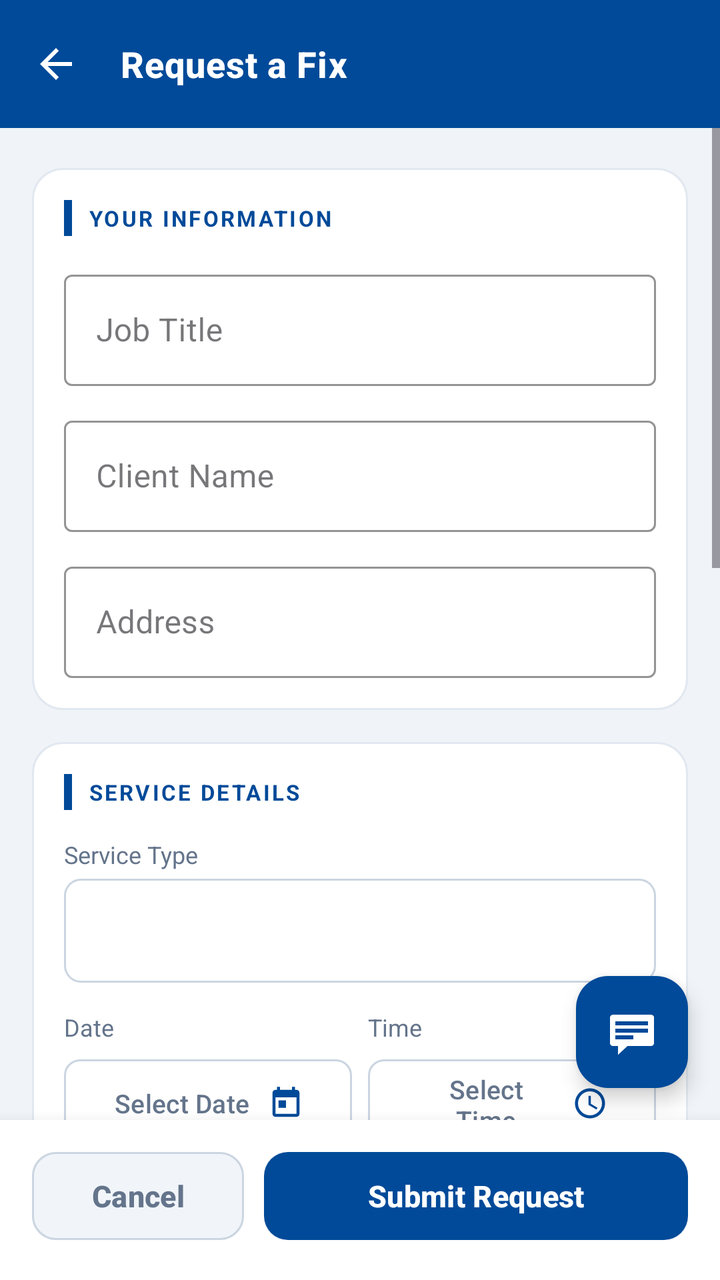
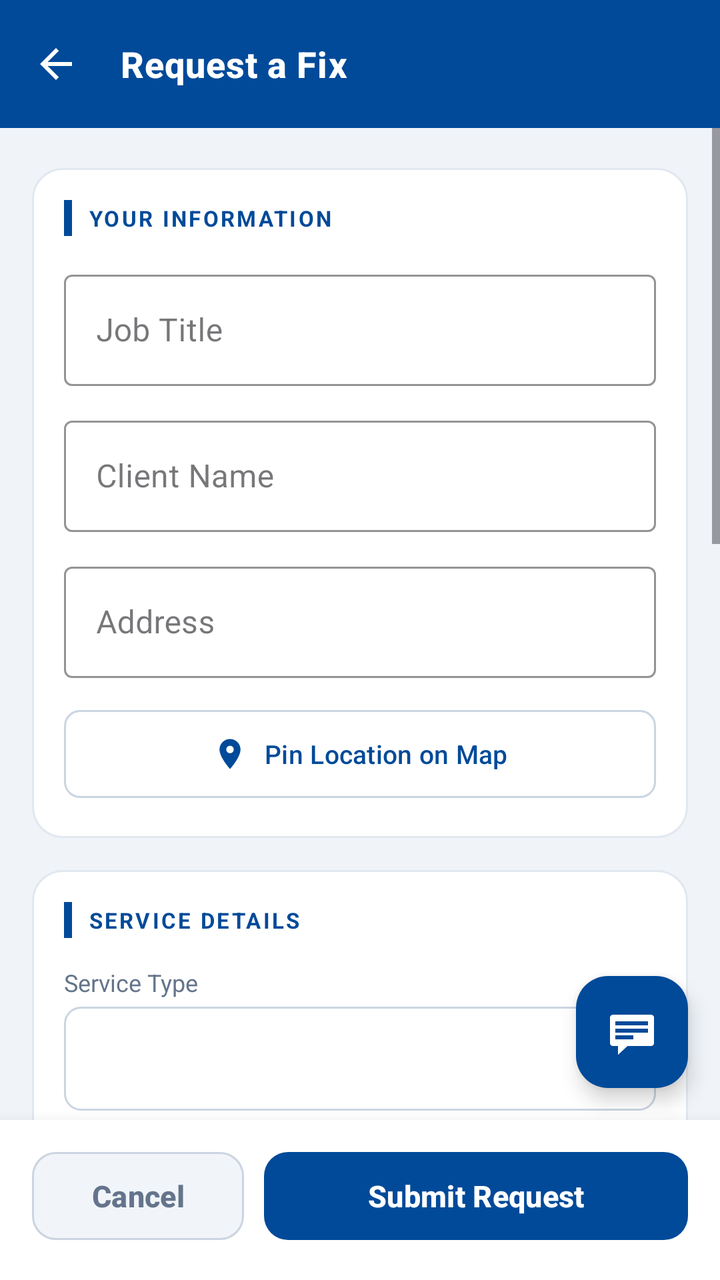

An Android layout rendered at two revisions. The XML below is the earlier revision; the diff shows what the commit changed to produce the second picture.
<!-- AndroidManifest.xml: application theme Theme.Newtacks -->
<!-- res/layout/activity_create_job.xml -->
<?xml version="1.0" encoding="utf-8"?>
<LinearLayout
    xmlns:android="http://schemas.android.com/apk/res/android"
    xmlns:app="http://schemas.android.com/apk/res-auto"
    android:layout_width="match_parent"
    android:layout_height="match_parent"
    android:orientation="vertical"
    android:background="#F0F4F8">

    
    <androidx.appcompat.widget.Toolbar
        android:id="@+id/toolbar"
        android:layout_width="match_parent"
        android:layout_height="?attr/actionBarSize"
        android:background="#004A99"
        android:elevation="4dp"
        app:title="Request a Fix"
        app:titleTextColor="#FFFFFF"
        app:titleTextAppearance="@style/ToolbarTitleStyle"
        app:navigationIcon="@drawable/ic_back"
        app:navigationContentDescription="Back" />

    
    <androidx.coordinatorlayout.widget.CoordinatorLayout
        android:layout_width="match_parent"
        android:layout_height="0dp"
        android:layout_weight="1">

        <ScrollView
            android:layout_width="match_parent"
            android:layout_height="match_parent"
            android:fillViewport="true">

            <LinearLayout
                android:layout_width="match_parent"
                android:layout_height="wrap_content"
                android:orientation="vertical"
                android:paddingStart="16dp"
                android:paddingEnd="16dp"
                android:paddingTop="20dp"
                android:paddingBottom="20dp">

            
            <LinearLayout
                android:layout_width="match_parent"
                android:layout_height="wrap_content"
                android:orientation="vertical"
                android:background="@drawable/bg_card"
                android:padding="16dp"
                android:layout_marginBottom="16dp">

                <LinearLayout
                    android:layout_width="match_parent"
                    android:layout_height="wrap_content"
                    android:orientation="horizontal"
                    android:gravity="center_vertical"
                    android:layout_marginBottom="14dp">

                    <View
                        android:layout_width="4dp"
                        android:layout_height="18dp"
                        android:background="#004A99"
                        android:layout_marginEnd="8dp" />

                    <TextView
                        android:layout_width="wrap_content"
                        android:layout_height="wrap_content"
                        android:text="@string/your_information"
                        android:textColor="#004A99"
                        android:textSize="11sp"
                        android:textStyle="bold"
                        android:letterSpacing="0.1" />
                </LinearLayout>

                <com.google.android.material.textfield.TextInputLayout
                    android:layout_width="match_parent"
                    android:layout_height="wrap_content"
                    android:hint="@string/job_title"
                    style="@style/Widget.MaterialComponents.TextInputLayout.OutlinedBox"
                    app:boxStrokeColor="#004A99"
                    app:hintTextColor="#004A99"
                    android:layout_marginBottom="12dp">
                    <com.google.android.material.textfield.TextInputEditText
                        android:id="@+id/etJobTitle"
                        android:layout_width="match_parent"
                        android:layout_height="wrap_content"
                        android:textColor="#1E293B" />
                </com.google.android.material.textfield.TextInputLayout>

                <com.google.android.material.textfield.TextInputLayout
                    android:layout_width="match_parent"
                    android:layout_height="wrap_content"
                    android:hint="@string/client_name"
                    style="@style/Widget.MaterialComponents.TextInputLayout.OutlinedBox"
                    app:boxStrokeColor="#004A99"
                    app:hintTextColor="#004A99"
                    android:layout_marginBottom="12dp">
                    <com.google.android.material.textfield.TextInputEditText
                        android:id="@+id/etClientName"
                        android:layout_width="match_parent"
                        android:layout_height="wrap_content"
                        android:textColor="#1E293B" />
                </com.google.android.material.textfield.TextInputLayout>

                <com.google.android.material.textfield.TextInputLayout
                    android:layout_width="match_parent"
                    android:layout_height="wrap_content"
                    android:hint="@string/address"
                    style="@style/Widget.MaterialComponents.TextInputLayout.OutlinedBox"
                    app:boxStrokeColor="#004A99"
                    app:hintTextColor="#004A99">
                    <com.google.android.material.textfield.TextInputEditText
                        android:id="@+id/etClientAddress"
                        android:layout_width="match_parent"
                        android:layout_height="wrap_content"
                        android:textColor="#1E293B" />
                </com.google.android.material.textfield.TextInputLayout>

            </LinearLayout>

            
            <LinearLayout
                android:layout_width="match_parent"
                android:layout_height="wrap_content"
                android:orientation="vertical"
                android:background="@drawable/bg_card"
                android:padding="16dp"
                android:layout_marginBottom="16dp">

                <LinearLayout
                    android:layout_width="match_parent"
                    android:layout_height="wrap_content"
                    android:orientation="horizontal"
                    android:gravity="center_vertical"
                    android:layout_marginBottom="14dp">

                    <View
                        android:layout_width="4dp"
                        android:layout_height="18dp"
                        android:background="#004A99"
                        android:layout_marginEnd="8dp" />

                    <TextView
                        android:layout_width="wrap_content"
                        android:layout_height="wrap_content"
                        android:text="@string/service_details"
                        android:textColor="#004A99"
                        android:textSize="11sp"
                        android:textStyle="bold"
                        android:letterSpacing="0.1" />
                </LinearLayout>

                <TextView
                    android:layout_width="wrap_content"
                    android:layout_height="wrap_content"
                    android:text="@string/service_type"
                    android:textColor="#64748B"
                    android:textSize="12sp"
                    android:layout_marginBottom="4dp" />

                <Spinner
                    android:id="@+id/spinnerServiceType"
                    android:layout_width="match_parent"
                    android:layout_height="52dp"
                    android:background="@drawable/bg_spinner_improved"
                    android:paddingStart="14dp"
                    android:paddingEnd="14dp"
                    android:layout_marginBottom="14dp" />

                
                <LinearLayout
                    android:layout_width="match_parent"
                    android:layout_height="wrap_content"
                    android:orientation="horizontal"
                    android:baselineAligned="false"
                    android:layout_marginBottom="14dp">

                    <LinearLayout
                        android:layout_width="0dp"
                        android:layout_height="wrap_content"
                        android:layout_weight="1"
                        android:orientation="vertical"
                        android:layout_marginEnd="8dp">

                        <TextView
                            android:layout_width="wrap_content"
                            android:layout_height="wrap_content"
                            android:text="@string/date"
                            android:textColor="#64748B"
                            android:textSize="12sp"
                            android:layout_marginBottom="4dp" />

                        <com.google.android.material.button.MaterialButton
                            android:id="@+id/btnSelectDate"
                            android:layout_width="match_parent"
                            android:layout_height="52dp"
                            android:text="@string/select_date"
                            android:textColor="#64748B"
                            android:textSize="13sp"
                            app:backgroundTint="#FFFFFF"
                            app:strokeColor="#CBD5E1"
                            app:strokeWidth="1dp"
                            app:cornerRadius="8dp"
                            app:icon="@drawable/ic_calendar"
                            app:iconTint="#004A99"
                            app:iconGravity="end" />
                    </LinearLayout>

                    <LinearLayout
                        android:layout_width="0dp"
                        android:layout_height="wrap_content"
                        android:layout_weight="1"
                        android:orientation="vertical">

                        <TextView
                            android:layout_width="wrap_content"
                            android:layout_height="wrap_content"
                            android:text="@string/time"
                            android:textColor="#64748B"
                            android:textSize="12sp"
                            android:layout_marginBottom="4dp" />

                        <com.google.android.material.button.MaterialButton
                            android:id="@+id/btnSelectTime"
                            android:layout_width="match_parent"
                            android:layout_height="52dp"
                            android:text="@string/select_time"
                            android:textColor="#64748B"
                            android:textSize="13sp"
                            app:backgroundTint="#FFFFFF"
                            app:strokeColor="#CBD5E1"
                            app:strokeWidth="1dp"
                            app:cornerRadius="8dp"
                            app:icon="@drawable/ic_time"
                            app:iconTint="#004A99"
                            app:iconGravity="end" />
                    </LinearLayout>
                </LinearLayout>

                <com.google.android.material.textfield.TextInputLayout
                    android:layout_width="match_parent"
                    android:layout_height="wrap_content"
                    android:hint="@string/estimated_duration"
                    style="@style/Widget.MaterialComponents.TextInputLayout.OutlinedBox"
                    app:boxStrokeColor="#004A99"
                    app:hintTextColor="#004A99">
                    <com.google.android.material.textfield.TextInputEditText
                        android:id="@+id/etDuration"
                        android:layout_width="match_parent"
                        android:layout_height="wrap_content"
                        android:inputType="numberDecimal"
                        android:textColor="#1E293B" />
                </com.google.android.material.textfield.TextInputLayout>

            </LinearLayout>

            
            <LinearLayout
                android:layout_width="match_parent"
                android:layout_height="wrap_content"
                android:orientation="vertical"
                android:background="@drawable/bg_card"
                android:padding="16dp"
                android:layout_marginBottom="16dp">

                <LinearLayout
                    android:layout_width="match_parent"
                    android:layout_height="wrap_content"
                    android:orientation="horizontal"
                    android:gravity="center_vertical"
                    android:layout_marginBottom="14dp">

                    <View
                        android:layout_width="4dp"
                        android:layout_height="18dp"
                        android:background="#004A99"
                        android:layout_marginEnd="8dp" />

                    <TextView
                        android:layout_width="wrap_content"
                        android:layout_height="wrap_content"
                        android:text="@string/payment"
                        android:textColor="#004A99"
                        android:textSize="11sp"
                        android:textStyle="bold"
                        android:letterSpacing="0.1" />
                </LinearLayout>

                <com.google.android.material.textfield.TextInputLayout
                    android:layout_width="match_parent"
                    android:layout_height="wrap_content"
                    android:hint="@string/offer_amount"
                    style="@style/Widget.MaterialComponents.TextInputLayout.OutlinedBox"
                    app:boxStrokeColor="#004A99"
                    app:hintTextColor="#004A99"
                    app:prefixText="₱ ">
                    <com.google.android.material.textfield.TextInputEditText
                        android:id="@+id/etOfferAmount"
                        android:layout_width="match_parent"
                        android:layout_height="wrap_content"
                        android:inputType="numberDecimal"
                        android:textColor="#1E293B" />
                </com.google.android.material.textfield.TextInputLayout>

            </LinearLayout>

            
            <LinearLayout
                android:layout_width="match_parent"
                android:layout_height="wrap_content"
                android:orientation="vertical"
                android:background="@drawable/bg_card"
                android:padding="16dp"
                android:layout_marginBottom="16dp">

                <LinearLayout
                    android:layout_width="match_parent"
                    android:layout_height="wrap_content"
                    android:orientation="horizontal"
                    android:gravity="center_vertical"
                    android:layout_marginBottom="14dp">

                    <View
                        android:layout_width="4dp"
                        android:layout_height="18dp"
                        android:background="#004A99"
                        android:layout_marginEnd="8dp" />

                    <TextView
                        android:layout_width="wrap_content"
                        android:layout_height="wrap_content"
                        android:text="PHOTOS"
                        android:textColor="#004A99"
                        android:textSize="11sp"
                        android:textStyle="bold"
                        android:letterSpacing="0.1" />
                </LinearLayout>

                <HorizontalScrollView
                    android:layout_width="match_parent"
                    android:layout_height="wrap_content"
                    android:scrollbars="none"
                    android:layout_marginBottom="12dp">
                    <LinearLayout
                        android:id="@+id/layoutImages"
                        android:layout_width="wrap_content"
                        android:layout_height="wrap_content"
                        android:orientation="horizontal">
                        
                    </LinearLayout>
                </HorizontalScrollView>

                <com.google.android.material.button.MaterialButton
                    android:id="@+id/btnAddPhoto"
                    android:layout_width="wrap_content"
                    android:layout_height="wrap_content"
                    android:text="Add Photo"
                    app:icon="@drawable/ic_camera"
                    style="@style/Widget.MaterialComponents.Button.TextButton"
                    android:textColor="#004A99"
                    app:iconTint="#004A99"/>
            </LinearLayout>

            
            <LinearLayout
                android:layout_width="match_parent"
                android:layout_height="wrap_content"
                android:orientation="vertical"
                android:background="@drawable/bg_card"
                android:padding="16dp"
                android:layout_marginBottom="8dp">

                <LinearLayout
                    android:layout_width="match_parent"
                    android:layout_height="wrap_content"
                    android:orientation="horizontal"
                    android:gravity="center_vertical"
                    android:layout_marginBottom="14dp">

                    <View
                        android:layout_width="4dp"
                        android:layout_height="18dp"
                        android:background="#004A99"
                        android:layout_marginEnd="8dp" />

                    <TextView
                        android:layout_width="wrap_content"
                        android:layout_height="wrap_content"
                        android:text="@string/description"
                        android:textColor="#004A99"
                        android:textSize="11sp"
                        android:textStyle="bold"
                        android:letterSpacing="0.1" />
                </LinearLayout>

                <com.google.android.material.textfield.TextInputLayout
                    android:layout_width="match_parent"
                    android:layout_height="wrap_content"
                    android:hint="@string/describe_job"
                    style="@style/Widget.MaterialComponents.TextInputLayout.OutlinedBox"
                    app:boxStrokeColor="#004A99"
                    app:hintTextColor="#004A99">
                    <com.google.android.material.textfield.TextInputEditText
                        android:id="@+id/etDescription"
                        android:layout_width="match_parent"
                        android:layout_height="120dp"
                        android:gravity="top|start"
                        android:inputType="textMultiLine"
                        android:textColor="#1E293B" />
                </com.google.android.material.textfield.TextInputLayout>

            </LinearLayout>

        </LinearLayout>
    </ScrollView>

    <com.google.android.material.floatingactionbutton.FloatingActionButton
        android:id="@+id/fabChat"
        android:layout_width="wrap_content"
        android:layout_height="wrap_content"
        android:layout_gravity="bottom|end"
        android:layout_margin="16dp"
        android:src="@android:drawable/stat_notify_chat"
        app:backgroundTint="#004A99"
        app:tint="@android:color/white"
        android:contentDescription="Chat with AI" />

    </androidx.coordinatorlayout.widget.CoordinatorLayout>

    
    <LinearLayout
        android:layout_width="match_parent"
        android:layout_height="wrap_content"
        android:orientation="horizontal"
        android:paddingStart="16dp"
        android:paddingEnd="16dp"
        android:paddingTop="12dp"
        android:paddingBottom="16dp"
        android:background="#FFFFFF"
        android:elevation="12dp">

        <com.google.android.material.button.MaterialButton
            android:id="@+id/btnCancel"
            android:layout_width="0dp"
            android:layout_height="52dp"
            android:layout_weight="1"
            android:text="@string/cancel"
            android:textColor="#64748B"
            android:textSize="15sp"
            android:textStyle="bold"
            android:layout_marginEnd="10dp"
            app:backgroundTint="#F1F5F9"
            app:cornerRadius="12dp"
            app:strokeColor="#CBD5E1"
            app:strokeWidth="1dp" />

        <com.google.android.material.button.MaterialButton
            android:id="@+id/btnSubmit"
            android:layout_width="0dp"
            android:layout_height="52dp"
            android:layout_weight="2"
            android:text="@string/submit_request"
            android:textColor="#FFFFFF"
            android:textSize="15sp"
            android:textStyle="bold"
            app:backgroundTint="#004A99"
            app:cornerRadius="12dp" />

    </LinearLayout>

</LinearLayout>
<!-- resources referenced by this layout -->
<resources>
  <!-- drawable bg_card (drawable) -->
  <?xml version="1.0" encoding="utf-8"?>
  <shape xmlns:android="http://schemas.android.com/apk/res/android"
      android:shape="rectangle">
      <solid android:color="#FFFFFF" />
      <corners android:radius="15dp" />
      <stroke android:width="1dp" android:color="#E2E8F0" />
  </shape>
  <!-- drawable bg_spinner_improved (drawable) -->
  <?xml version="1.0" encoding="utf-8"?>
  <shape xmlns:android="http://schemas.android.com/apk/res/android"
      android:shape="rectangle">
      <solid android:color="#FFFFFF" />
      <corners android:radius="8dp" />
      <stroke android:width="1dp" android:color="#CBD5E1" />
  </shape>
  <!-- drawable ic_back (drawable) -->
  <?xml version="1.0" encoding="utf-8"?>
  <vector xmlns:android="http://schemas.android.com/apk/res/android"
      android:width="24dp"
      android:height="24dp"
      android:viewportWidth="24"
      android:viewportHeight="24">
      <path
          android:fillColor="#FFFFFF"
          android:pathData="M20,11H7.83l5.59,-5.59L12,4l-8,8 8,8 1.41,-1.41L7.83,13H20v-2z"/>
  </vector>
  <!-- drawable ic_calendar (drawable) -->
  <?xml version="1.0" encoding="utf-8"?>
  <vector xmlns:android="http://schemas.android.com/apk/res/android"
      android:width="24dp"
      android:height="24dp"
      android:viewportWidth="24"
      android:viewportHeight="24">
      <path
          android:fillColor="#000000"
          android:pathData="M19,3h-1V1h-2v2H8V1H6v2H5C3.89,3 3,3.9 3,5v14c0,1.1 0.89,2 2,2h14c1.1,0 2,-0.9 2,-2V5C21,3.9 20.1,3 19,3zM19,19H5V8h14V19zM7,10h5v5H7z"/>
  </vector>
  <!-- drawable ic_time (drawable) -->
  <?xml version="1.0" encoding="utf-8"?>
  <vector xmlns:android="http://schemas.android.com/apk/res/android"
      android:width="24dp"
      android:height="24dp"
      android:viewportWidth="24"
      android:viewportHeight="24">
      <path
          android:fillColor="#000000"
          android:pathData="M11.99,2C6.47,2 2,6.48 2,12s4.47,10 9.99,10C17.52,22 22,17.52 22,12S17.52,2 11.99,2zM12,20c-4.42,0 -8,-3.58 -8,-8s3.58,-8 8,-8 8,3.58 8,8 -3.58,8 -8,8zM12.5,7H11v6l5.25,3.15 0.75,-1.23 -4.5,-2.67z"/>
  </vector>
  <string name="address">Address</string>
  <string name="cancel">Cancel</string>
  <string name="client_name">Client Name</string>
  <string name="date">Date</string>
  <string name="describe_job">Describe the job in detail...</string>
  <string name="description">DESCRIPTION</string>
  <string name="estimated_duration">Estimated Duration (Hours)</string>
  <string name="job_title">Job Title</string>
  <string name="offer_amount">Offer Amount</string>
  <string name="payment">PAYMENT</string>
  <string name="select_date">Select Date</string>
  <string name="select_time">Select Time</string>
  <string name="service_details">SERVICE DETAILS</string>
  <string name="service_type">Service Type</string>
  <string name="submit_request">Submit Request</string>
  <string name="time">Time</string>
  <string name="your_information">YOUR INFORMATION</string>
  <style name="ToolbarTitleStyle" parent="TextAppearance.Widget.AppCompat.Toolbar.Title">
          <item name="android:textSize">18sp</item>
          <item name="android:textStyle">bold</item>
          <item name="android:letterSpacing">0.02</item>
      </style>
  <style name="Theme.Newtacks" parent="Base.Theme.Newtacks" />
  <!-- unchanged entries left out for length: 2 -->
</resources>

<!-- the commit's change to res/layout/activity_create_job.xml (unified diff, before → after) -->
@@ -108,13 +108,29 @@
                     android:hint="@string/address"
                     style="@style/Widget.MaterialComponents.TextInputLayout.OutlinedBox"
                     app:boxStrokeColor="#004A99"
-                    app:hintTextColor="#004A99">
+                    app:hintTextColor="#004A99"
+                    android:layout_marginBottom="12dp">
                     <com.google.android.material.textfield.TextInputEditText
                         android:id="@+id/etClientAddress"
                         android:layout_width="match_parent"
                         android:layout_height="wrap_content"
                         android:textColor="#1E293B" />
                 </com.google.android.material.textfield.TextInputLayout>
+
+                <com.google.android.material.button.MaterialButton
+                    android:id="@+id/btnPickLocation"
+                    android:layout_width="match_parent"
+                    android:layout_height="52dp"
+                    android:text="Pin Location on Map"
+                    android:textColor="#004A99"
+                    android:textSize="13sp"
+                    app:backgroundTint="#FFFFFF"
+                    app:strokeColor="#CBD5E1"
+                    app:strokeWidth="1dp"
+                    app:cornerRadius="8dp"
+                    app:icon="@drawable/ic_location"
+                    app:iconTint="#004A99"
+                    app:iconGravity="textStart" />
 
             </LinearLayout>
 
<!-- resource entries referenced after the edit -->
@@ -38,6 +38,17 @@
           android:fillColor="#000000"
           android:pathData="M19,3h-1V1h-2v2H8V1H6v2H5C3.89,3 3,3.9 3,5v14c0,1.1 0.89,2 2,2h14c1.1,0 2,-0.9 2,-2V5C21,3.9 20.1,3 19,3zM19,19H5V8h14V19zM7,10h5v5H7z"/>
   </vector>
+  <!-- drawable ic_location (drawable) -->
+  <?xml version="1.0" encoding="utf-8"?>
+  <vector xmlns:android="http://schemas.android.com/apk/res/android"
+      android:width="24dp"
+      android:height="24dp"
+      android:viewportWidth="24"
+      android:viewportHeight="24">
+      <path
+          android:fillColor="#FFFFFF"
+          android:pathData="M12,2C8.13,2 5,5.13 5,9c0,5.25 7,13 7,13s7-7.75 7-13C19,5.13 15.87,2 12,2zM12,11.5c-1.38,0-2.5-1.12-2.5-2.5s1.12-2.5 2.5-2.5 2.5,1.12 2.5,2.5-1.12,2.5-2.5,2.5z"/>
+  </vector>
   <!-- drawable ic_time (drawable) -->
   <?xml version="1.0" encoding="utf-8"?>
   <vector xmlns:android="http://schemas.android.com/apk/res/android"
